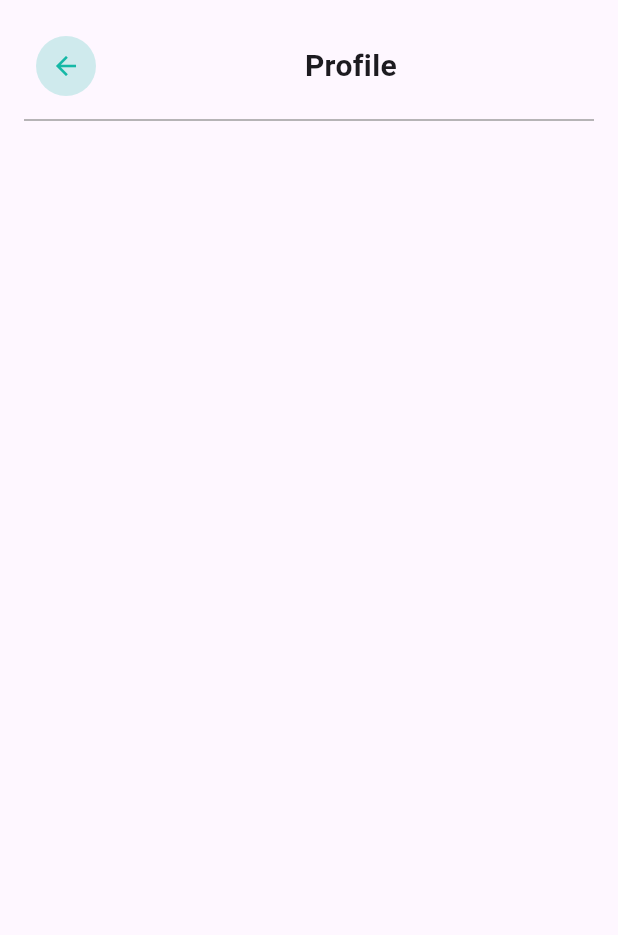
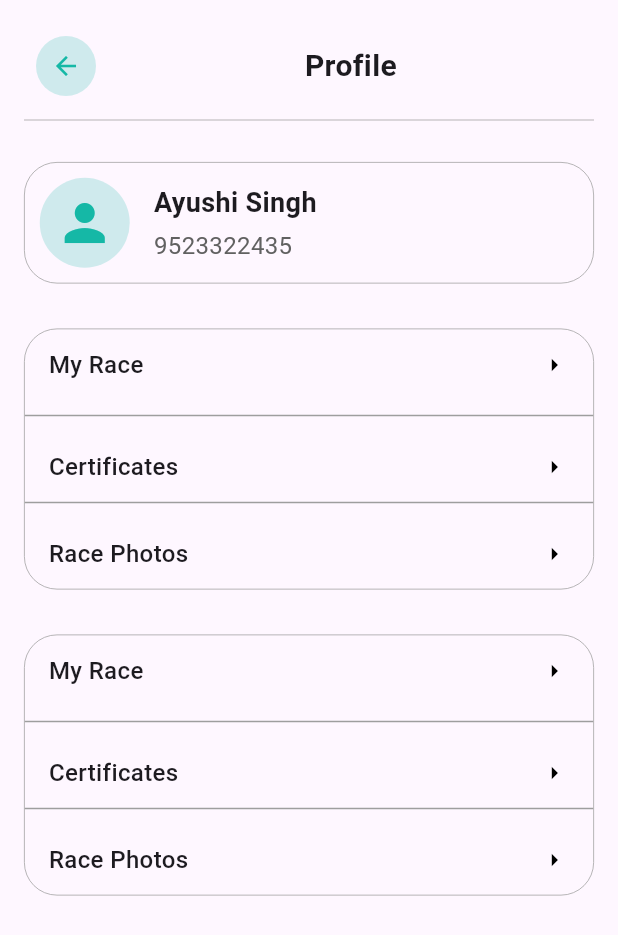
Before and after one commit to Ayushi2592/india_running, a Flutter app: the screen it shows after launch, after a tap on the "person" icon, on a phone screen of 412 x 824 dp. Shown: the top 935 px of the screen. Run offline on Flutter 3.47's test engine with Material 3 defaults, Android fonts, the phone set to English and light mode, and no system bars; our stand-ins replace carousel_slider, go_router.

Commit message:
eight commit

```diff
--- a/lib/main.dart
+++ b/lib/main.dart
@@ -3,6 +3,8 @@ import 'package:india_running/screens/CarouselScreen.dart';
 import 'package:india_running/screens/ProfileScreen.dart';
 import 'package:india_running/screens/homescreen.dart';
 import 'package:india_running/screens/homescreenstatenotifier.dart';
+import 'package:india_running/screens/registerscreen.dart';
+import 'package:india_running/screens/reviewscreen.dart';
 import 'package:india_running/screens/searchscreen.dart';
 import 'package:india_running/screens/trendingeventscreen.dart';
 import 'package:go_router/go_router.dart';
@@ -44,6 +46,14 @@ class MyApp extends StatelessWidget {
           path: '/trending',
           builder: (context, state) => TrendingEventScreen(),
         ),
+        GoRoute(
+          path: '/register',
+          builder: (context, state) => RegisterScreen(),
+        ),
+        GoRoute(
+          path: '/review',
+          builder: (context, state) => ReviewDetailsScreen(),
+        ),
       ],
     );
 
--- a/lib/screens/profilescreen.dart
+++ b/lib/screens/profilescreen.dart
@@ -17,7 +17,7 @@ class ProfileScreen extends StatelessWidget {
             Row(
               children: [
                 IconButton(
-                  icon: CircleAvatar(
+                  icon: const CircleAvatar(
                     radius: 20,
                     backgroundColor: AppColors.primaryLight,
                     child: Icon(
@@ -42,7 +42,7 @@ class ProfileScreen extends StatelessWidget {
                 ),
               ],
             ),
-            const Divider(thickness: 1, color: Colors.grey),
+            const Divider(thickness: 0.5, color: Colors.grey),
             Container(
               decoration: BoxDecoration(
                 color: Colors.white,
@@ -55,10 +55,96 @@ class ProfileScreen extends StatelessWidget {
                   ),
                 ],
               ),
-            )
+            ),
+            SizedBox(height: 20),
+
+            // Profile Container
+            Container(
+              padding: EdgeInsets.all(10),
+              decoration: BoxDecoration(
+                border: Border.all(color: Colors.grey, width: 0.5),
+                borderRadius: BorderRadius.circular(22),
+              ),
+              child: Row(
+                children: [
+                  const CircleAvatar(
+                    backgroundColor: AppColors.primaryLight,
+                    radius: 30,
+                    child: Icon(Icons.person, size: 40, color : AppColors.primary),
+                  ),
+                  SizedBox(width: 16),
+                  Column(
+                    crossAxisAlignment: CrossAxisAlignment.start,
+                    children: [
+                      const Text(
+                        'Ayushi Singh',
+                        style: TextStyle(fontSize: 18, fontWeight: FontWeight.bold),
+                      ),
+                      const SizedBox(height: 4),
+                      Text(
+                        '9523322435',
+                        style: TextStyle(fontSize: 16, color: Colors.grey[700]),
+                      ),
+                    ],
+                  ),
+                ],
+              ),
+            ),
+
+            const SizedBox(height: 30),
+
+            // Menu Container 1
+            buildMenuContainer(context),
+
+            const SizedBox(height: 30),
+
+            buildMenuContainer(context),
           ],
-        )
-      )
+        ),
+      ),
+    );
+  }
+
+  Widget buildMenuContainer(BuildContext context) {
+    return Container(
+      decoration: BoxDecoration(
+        border: Border.all(color: Colors.grey, width: 0.5),
+        borderRadius: BorderRadius.circular(22),
+      ),
+      child: Column(
+        children: [
+          buildMenuItem(context, 'My Race', '/my_race'),
+          const SizedBox(height: 10),
+          const Divider(height: 1, color: Colors.grey),
+          const SizedBox(height: 10),
+          buildMenuItem(context, 'Certificates', '/certificates'),
+          const Divider(height: 1, color: Colors.grey),
+          const SizedBox(height: 10),
+          buildMenuItem(context, 'Race Photos', '/race_photos'),
+        ],
+      ),
+    );
+  }
+
+
+  Widget buildMenuItem(BuildContext context, String text, String route) {
+    return InkWell(
+      onTap: () {
+        context.push(route);
+      },
+      child: Padding(
+        padding: const EdgeInsets.symmetric(horizontal: 16, vertical: 12),
+        child: Row(
+          mainAxisAlignment: MainAxisAlignment.spaceBetween,
+          children: [
+            Text(
+              text,
+              style: const TextStyle(fontSize: 16, fontWeight: FontWeight.w500),
+            ),
+            const Icon(Icons.arrow_right, size: 20, color: Colors.black),
+          ],
+        ),
+      ),
     );
   }
 }
```
Also changed, not shown: lib/screens/registerscreen.dart (+3 -7 lines), lib/screens/reviewscreen.dart (+9 -9 lines), lib/screens/trendingeventscreen.dart (+20 -20 lines).
